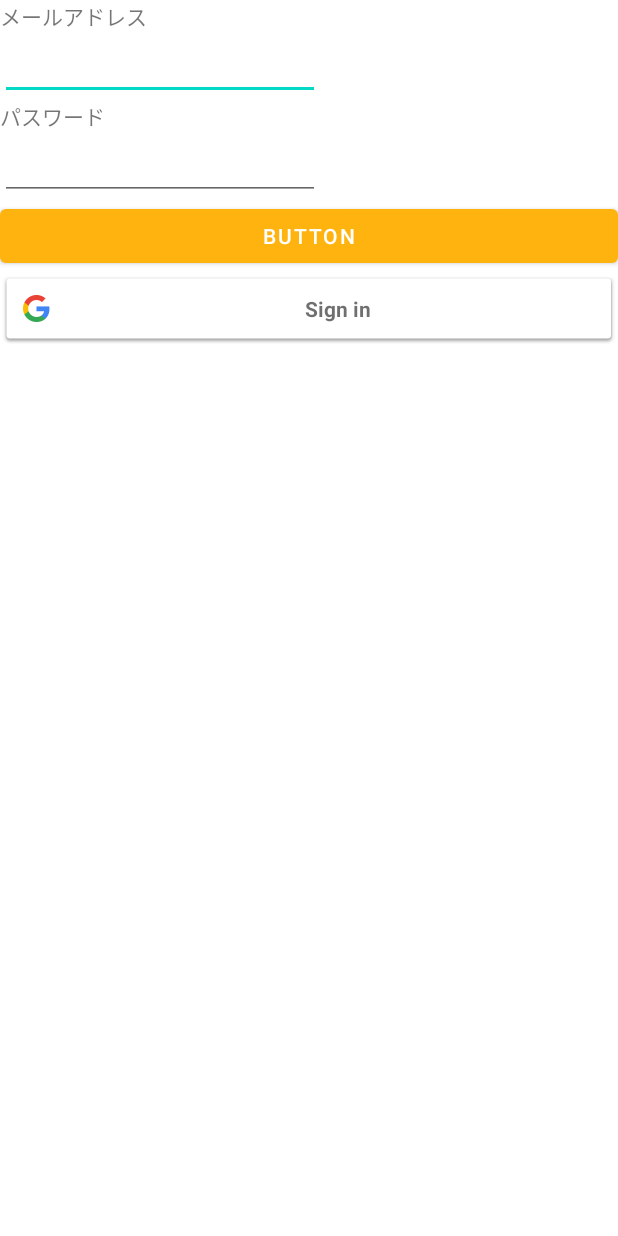
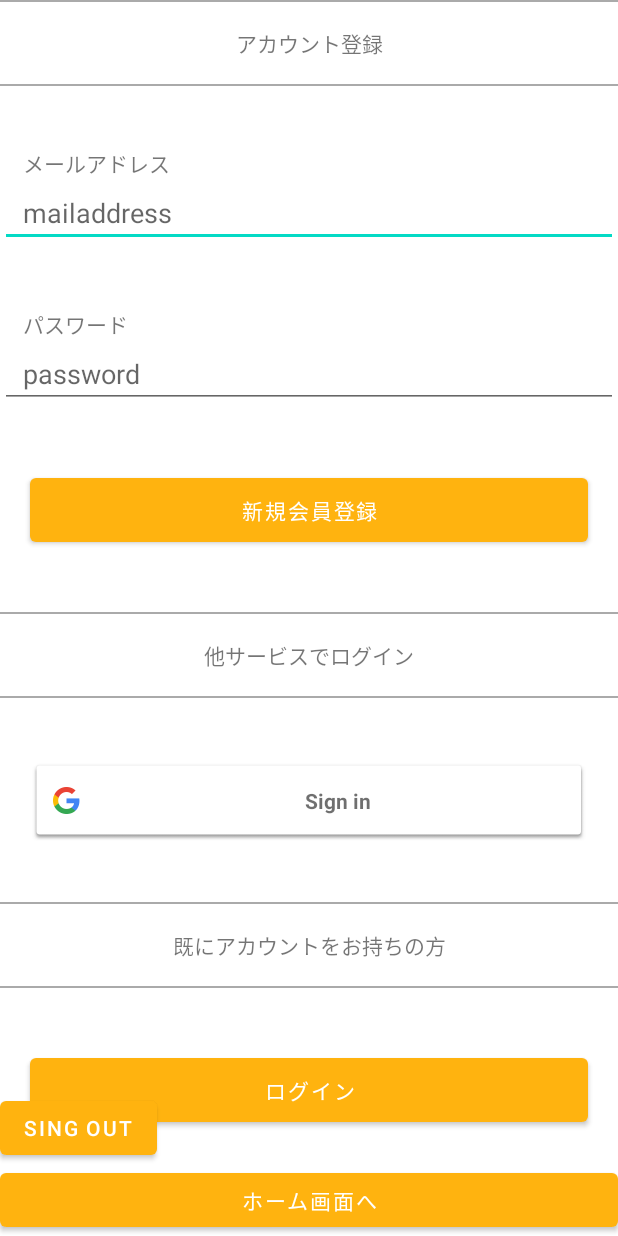
Before and after one commit to mercy34mercy/hakadorikun, an Android app: the Login_activity screen opened directly, with no data from a screen before it, on a phone screen of 412 x 824 dp. Run offline under Robolectric (Android 15) with nearby library versions, the phone set to English and light mode, and no system bars; our stand-ins replace Firebase (no records; nobody signed in at launch, a user with empty details on screens opened directly).

Commit message:
ログイン、新規登録はできるようになった

```diff
--- a/app/src/main/AndroidManifest.xml
+++ b/app/src/main/AndroidManifest.xml
@@ -15,9 +15,12 @@
         android:supportsRtl="true"
         android:theme="@style/Theme.MyApplication">
         <activity
+            android:name=".Login_mail"
+            android:exported="true" />
+        <activity
             android:name=".home3"
             android:exported="true"
-            android:launchMode="singleTask"/>
+            android:launchMode="singleTask" />
         <activity
             android:name=".google_login"
             android:exported="true" />
--- a/app/src/main/java/com/example/myapplication/Login_activity.kt
+++ b/app/src/main/java/com/example/myapplication/Login_activity.kt
@@ -3,7 +3,10 @@ package com.example.myapplication
 import android.content.Intent
 import androidx.appcompat.app.AppCompatActivity
 import android.os.Bundle
+import android.util.DisplayMetrics
 import android.util.Log
+import android.view.View
+import android.view.ViewGroup
 import android.widget.Toast
 import com.google.android.gms.auth.api.signin.GoogleSignIn
 import com.google.android.gms.auth.api.signin.GoogleSignInClient
@@ -15,6 +18,7 @@ import com.google.firebase.auth.GoogleAuthProvider
 import com.google.firebase.auth.ktx.auth
 import com.google.firebase.ktx.Firebase
 import kotlinx.android.synthetic.main.activity_google_login.*
+import kotlinx.android.synthetic.main.activity_home3.*
 import kotlinx.android.synthetic.main.activity_login.*
 
 
@@ -40,6 +44,24 @@ class Login_activity : AppCompatActivity() {
         // Initialize Firebase Auth
         auth = Firebase.auth
 
+        val dm = DisplayMetrics()
+        windowManager.defaultDisplay.getMetrics(dm)
+        val height = dm.heightPixels
+        val width = dm.widthPixels
+        topbar_login.layoutParams.height = height/15
+        create_account.layoutParams.height = height/15
+        text_google.layoutParams.height = height/15
+        sign_in_button.layoutParams.height = height/15
+        login_account.layoutParams.height = height/15
+        text_account.layoutParams.height = height/15
+        set_margin(height,width,view_over_textgoogle, 20)
+        set_margin_button(height,width,sign_in_button,20)
+        set_margin_button(height,width,create_account,20)
+        set_margin(height,width,text_mail,20)
+        set_margin(height,width,text_password,20)
+        set_margin(height,width,over_text_account,20)
+        set_margin_button(height,width,login_account,20)
+
 
 
         create_account.setOnClickListener {
@@ -48,7 +70,18 @@ class Login_activity : AppCompatActivity() {
 
             val input_passwprd =
                 passwprd_input.text.toString()
-            signIn(mail_address,input_passwprd)
+            if(mail_address.isNullOrEmpty() || input_passwprd.isNullOrEmpty()) {
+                Toast.makeText(applicationContext, "mailaddressとpasswordを入力して下さい", Toast.LENGTH_LONG).show()
+            }else{
+                createAccount(mail_address,input_passwprd)
+            }
+
+        }
+
+        button2.setOnClickListener {
+            val intent = Intent(this@Login_activity,home3::class.java)
+            startActivity(intent)
+            overridePendingTransition(0, 0)
         }
 
         sign_in_button.setOnClickListener {
@@ -57,11 +90,32 @@ class Login_activity : AppCompatActivity() {
 //            overridePendingTransition(0, 0)
             google_signIn()
         }
+
+        login_account.setOnClickListener {
+            val intent = Intent(this@Login_activity,Login_mail::class.java)
+            startActivity(intent)
+            overridePendingTransition(0, 0)
+        }
+
+        logout.setOnClickListener {
+            signOut()
+        }
     }
 
 
+    private fun set_margin(height:Int,width:Int,set: View,warukazu:Int)
+    {
+        val MLP = set.layoutParams as ViewGroup.MarginLayoutParams
+        MLP.setMargins(0,height/warukazu,0,0)
+        set.layoutParams = MLP
+    }
 
-
+    private fun set_margin_button(height:Int,width:Int,set: View,warukazu:Int)
+    {
+        val MLP = set.layoutParams as ViewGroup.MarginLayoutParams
+        MLP.setMargins(width/warukazu,height/warukazu,width/warukazu,0)
+        set.layoutParams = MLP
+    }
     public override fun onStart() {
         super.onStart()
         // Check if user is signed in (non-null) and update UI accordingly.
@@ -91,25 +145,7 @@ class Login_activity : AppCompatActivity() {
         // [END create_user_with_email]
     }
 
-    private fun signIn(email: String, password: String) {
-        // [START sign_in_with_email]
-        auth.signInWithEmailAndPassword(email, password)
-            .addOnCompleteListener(this) { task ->
-                if (task.isSuccessful) {
-                    // Sign in success, update UI with the signed-in user's information
-                    Log.d(TAG, "signInWithEmail:success")
-                    val user = auth.currentUser
-                    updateUI(user)
-                } else {
-                    // If sign in fails, display a message to the user.
-                    Log.w(TAG, "signInWithEmail:failure", task.exception)
-                    Toast.makeText(baseContext, "Authentication failed.",
-                        Toast.LENGTH_SHORT).show()
-                    updateUI(null)
-                }
-            }
-        // [END sign_in_with_email]
-    }
+
 
     private fun sendEmailVerification() {
         // [START send_email_verification]
--- a/app/src/main/res/layout/activity_home3.xml
+++ b/app/src/main/res/layout/activity_home3.xml
@@ -66,7 +66,7 @@
         app:layout_constraintTop_toTopOf="parent">
 
         <ImageView
-            android:id="@+id/imageView31"
+            android:id="@+id/User_image"
             android:layout_width="40dp"
             android:layout_height="40dp"
             android:layout_gravity="center|left"
--- a/app/src/main/res/layout/activity_login.xml
+++ b/app/src/main/res/layout/activity_login.xml
@@ -8,47 +8,148 @@
 
 
     <LinearLayout
+        android:id="@+id/liner_login"
         android:layout_width="match_parent"
         android:layout_height="match_parent"
         android:orientation="vertical"
+        app:layout_constraintEnd_toEndOf="parent"
+        app:layout_constraintStart_toStartOf="parent"
         app:layout_constraintTop_toTopOf="parent">
 
+        <View
+            android:id="@+id/view9"
+            android:layout_width="match_parent"
+            android:layout_height="1dp"
+            android:background="@android:color/darker_gray" />
+
         <TextView
-            android:id="@+id/textview10"
+            android:id="@+id/topbar_login"
             android:layout_width="match_parent"
             android:layout_height="wrap_content"
+            android:gravity="center"
+            android:text="アカウント登録" />
+
+        <View
+            android:id="@+id/view"
+            android:layout_width="match_parent"
+            android:layout_height="1dp"
+            android:background="@android:color/darker_gray" />
+
+        <TextView
+            android:id="@+id/text_mail"
+            android:layout_width="match_parent"
+            android:layout_height="wrap_content"
+            android:paddingLeft="15dp"
+            android:paddingRight="15dp"
             android:text="メールアドレス" />
 
         <EditText
             android:id="@+id/mail_input"
-            android:layout_width="wrap_content"
+            android:layout_width="match_parent"
             android:layout_height="wrap_content"
             android:ems="10"
-            android:inputType="textEmailAddress" />
+            android:hint="mailaddress"
+            android:inputType="textEmailAddress"
+            android:paddingLeft="15dp"
+            android:paddingRight="15dp" />
 
         <TextView
-            android:id="@+id/textView6"
+            android:id="@+id/text_password"
             android:layout_width="match_parent"
             android:layout_height="wrap_content"
+            android:paddingLeft="15dp"
+            android:paddingRight="15dp"
             android:text="パスワード" />
 
         <EditText
             android:id="@+id/passwprd_input"
-            android:layout_width="wrap_content"
+            android:layout_width="match_parent"
             android:layout_height="wrap_content"
             android:ems="10"
-            android:inputType="textPassword" />
+            android:hint="password"
+            android:inputType="textPassword"
+            android:paddingLeft="15dp"
+            android:paddingRight="15dp" />
 
         <Button
             android:id="@+id/create_account"
             android:layout_width="match_parent"
             android:layout_height="wrap_content"
-            android:text="Button" />
+            android:layout_marginLeft="30dp"
+            android:layout_marginRight="30dp"
+            android:text="新規会員登録" />
+
+        <View
+            android:id="@+id/view_over_textgoogle"
+            android:layout_width="match_parent"
+            android:layout_height="1dp"
+            android:background="@android:color/darker_gray" />
+
+        <TextView
+            android:id="@+id/text_google"
+            android:layout_width="match_parent"
+            android:layout_height="wrap_content"
+            android:gravity="center"
+            android:text="他サービスでログイン" />
+
+        <View
+            android:id="@+id/view10"
+            android:layout_width="match_parent"
+            android:layout_height="1dp"
+            android:background="@android:color/darker_gray" />
 
         <com.google.android.gms.common.SignInButton
             android:id="@+id/sign_in_button"
             android:layout_width="match_parent"
-            android:layout_height="wrap_content" />
+            android:layout_height="wrap_content"
+            android:layout_marginLeft="30dp"
+            android:layout_marginRight="30dp">
+
+        </com.google.android.gms.common.SignInButton>
+
+        <View
+            android:id="@+id/over_text_account"
+            android:layout_width="match_parent"
+            android:layout_height="1dp"
+            android:background="@android:color/darker_gray" />
+
+        <TextView
+            android:id="@+id/text_account"
+            android:layout_width="match_parent"
+            android:layout_height="wrap_content"
+            android:gravity="center"
+            android:text="既にアカウントをお持ちの方" />
+
+        <View
+            android:id="@+id/view6"
+            android:layout_width="match_parent"
+            android:layout_height="1dp"
+            android:background="@android:color/darker_gray" />
+
+        <Button
+            android:id="@+id/login_account"
+            android:layout_width="match_parent"
+            android:layout_height="wrap_content"
+            android:layout_marginLeft="30dp"
+            android:layout_marginRight="30dp"
+            android:text="ログイン" />
+
     </LinearLayout>
 
+    <Button
+        android:id="@+id/logout"
+        android:layout_width="wrap_content"
+        android:layout_height="wrap_content"
+        android:text="sing out"
+        app:layout_constraintBottom_toTopOf="@+id/button2" />
+
+    <Button
+        android:id="@+id/button2"
+        android:layout_width="match_parent"
+        android:layout_height="wrap_content"
+        android:text="ホーム画面へ"
+        app:layout_constraintBottom_toBottomOf="parent"
+        app:layout_constraintEnd_toEndOf="parent"
+        app:layout_constraintStart_toStartOf="parent" />
+
 </androidx.constraintlayout.widget.ConstraintLayout>
```
Also changed, not shown: app/src/main/java/com/example/myapplication/Login_mail.kt (added, +69 -0 lines), app/src/main/java/com/example/myapplication/MainActivity.kt (+19 -10 lines), app/src/main/java/com/example/myapplication/counter.kt (added, +8 -0 lines), app/src/main/java/com/example/myapplication/home3.kt (+4 -3 lines), app/src/main/res/layout/activity_login_mail.xml (added, +52 -0 lines).
